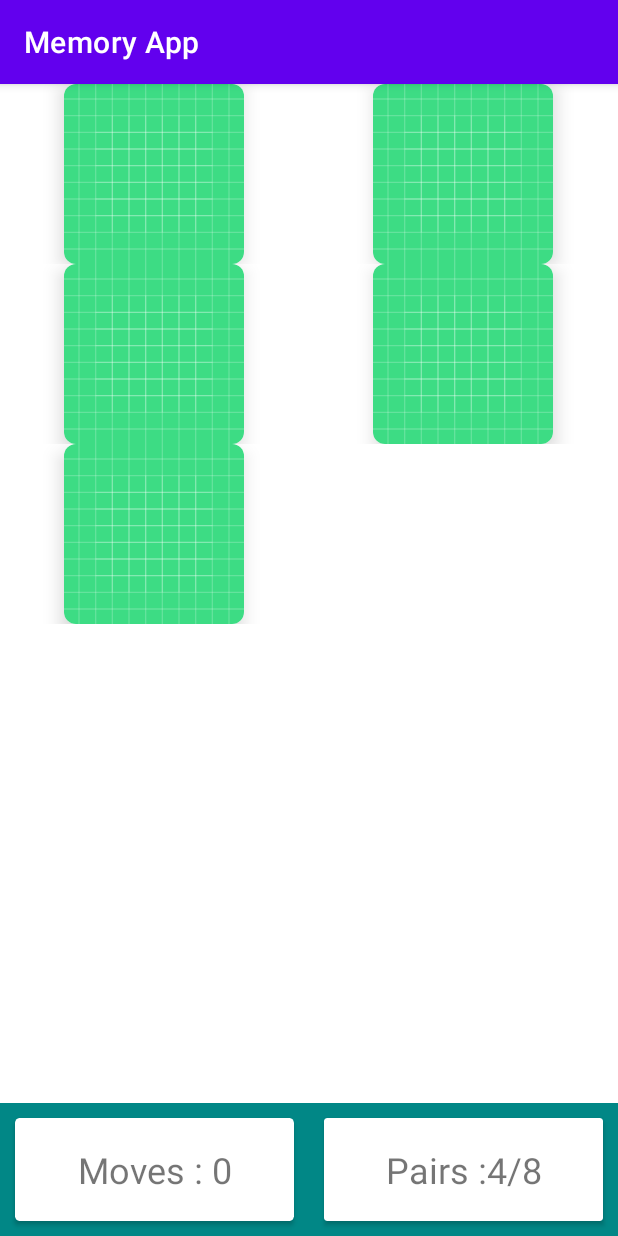
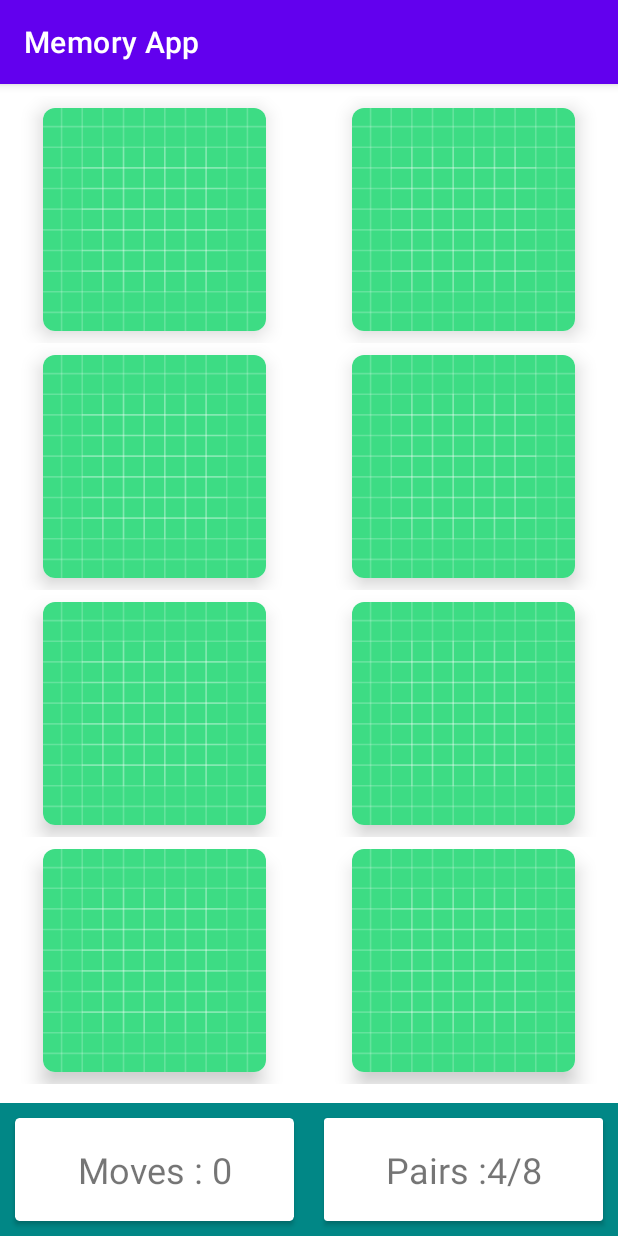
Before and after one commit to risingPhoenix7/MemoryGame, an Android app: the screen it shows after launch (MainActivity), on a phone screen of 412 x 824 dp. Run offline under Robolectric (Android 15) with nearby library versions, the phone set to English and light mode, and no system bars.

Commit message:
a few changes to height and width which are dynamically allocated

```diff
--- a/app/src/main/java/com/example/memoryapp/MainActivity.kt
+++ b/app/src/main/java/com/example/memoryapp/MainActivity.kt
@@ -21,7 +21,7 @@ class MainActivity : AppCompatActivity() {
         rvBoard=findViewById(R.id.rvboard)
         tvNumMoves=findViewById(R.id.moves_text)
         tvNumPairs=findViewById(R.id.pairs_text)
-        rvBoard.adapter=MemoryBoardAdapter(this,5)  //MemoryBoardAdapter is the new class that adapts data into required format
+        rvBoard.adapter=MemoryBoardAdapter(this,8)  //MemoryBoardAdapter is the new class that adapts data into required format
         rvBoard.setHasFixedSize(true)               //optional, just for efficiency
         rvBoard.layoutManager=GridLayoutManager(this,2)
         //layout manager built in function to get a layout of spanCount columns
--- a/app/src/main/java/com/example/memoryapp/MemoryBoardAdapter.kt
+++ b/app/src/main/java/com/example/memoryapp/MemoryBoardAdapter.kt
@@ -4,7 +4,11 @@ import android.content.Context
 import android.view.LayoutInflater
 import android.view.View
 import android.view.ViewGroup
+import androidx.cardview.widget.CardView
 import androidx.recyclerview.widget.RecyclerView
+import kotlin.math.min
+import kotlin.math.round
+import kotlin.math.roundToInt
 
 class MemoryBoardAdapter(private val context: Context, private val numPieces: Int)
     : RecyclerView.Adapter<MemoryBoardAdapter.ViewHolder>()
@@ -18,7 +22,18 @@ class MemoryBoardAdapter(private val context: Context, private val numPieces: In
         }
 
     override fun onCreateViewHolder(parent: ViewGroup, viewType: Int): ViewHolder {
+
+        val cardwidth:Int =(parent.width/2)
+        val cardheight: Int =(parent.height/4)
+        val sidelength=min(cardheight,cardwidth)
+        val margin=round(sidelength*0.05).roundToInt()   //let 10% of size be margin(10 top. 10 bottom)
+
        val view =LayoutInflater.from(context).inflate(R.layout.memory_card,parent,false)
+        val layoutparams=view.findViewById<CardView>(R.id.cardView).layoutParams as ViewGroup.MarginLayoutParams
+        layoutparams.height= round(sidelength*0.9).roundToInt()
+        layoutparams.width=round(sidelength*0.9).roundToInt()           //0.8 because 0.1 top margin, 0.1 bottom margin
+        layoutparams.setMargins(margin,margin,margin,margin)
+
         return ViewHolder(view)
     }
 
--- a/app/src/main/res/layout/activity_main.xml
+++ b/app/src/main/res/layout/activity_main.xml
@@ -58,6 +58,8 @@
         android:id="@+id/rvboard"
         android:layout_width="0dp"
         android:layout_height="0dp"
+        android:layout_marginTop="8dp"
+        android:layout_marginBottom="8dp"
         app:layout_constraintBottom_toTopOf="@+id/linearLayout"
         app:layout_constraintEnd_toEndOf="parent"
         app:layout_constraintStart_toStartOf="parent"
```
Also changed, not shown: app/src/main/java/models/BoardSize.kt (added, +14 -0 lines).
